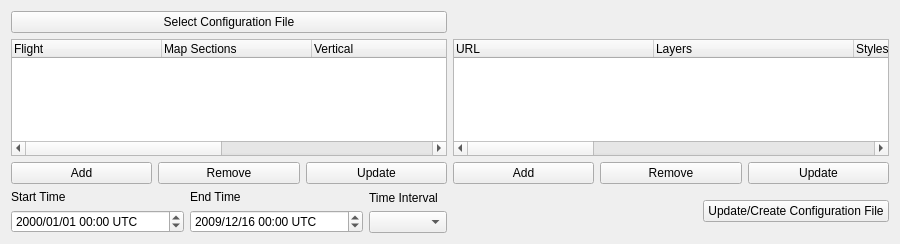
First picture: the form in mslib/msui/ui/ui_mss_autoplot.ui, repository Open-MSS/MSS, before the edit.
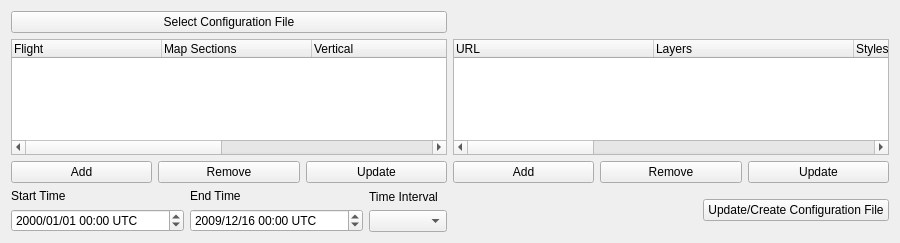
Second picture: the form after the edit.

Commit message: COMMIT 18:updates based on the review

What changed in the file:
```diff
--- a/mslib/msui/ui/ui_mss_autoplot.ui
+++ b/mslib/msui/ui/ui_mss_autoplot.ui
@@ -7,7 +7,7 @@
     <x>0</x>
     <y>0</y>
     <width>900</width>
-    <height>244</height>
+    <height>243</height>
    </rect>
   </property>
   <property name="windowTitle">
@@ -248,13 +248,13 @@
        <property name="minimumSize">
         <size>
          <width>0</width>
-         <height>100</height>
+         <height>0</height>
         </size>
        </property>
        <property name="maximumSize">
         <size>
          <width>16777215</width>
-         <height>200</height>
+         <height>140</height>
         </size>
        </property>
        <attribute name="headerDefaultSectionSize">
@@ -302,13 +302,13 @@
        <property name="minimumSize">
         <size>
          <width>0</width>
-         <height>100</height>
+         <height>0</height>
         </size>
        </property>
        <property name="maximumSize">
         <size>
          <width>16777215</width>
-         <height>200</height>
+         <height>140</height>
         </size>
        </property>
        <attribute name="headerDefaultSectionSize">
```
The commit also changes 2 other files.
